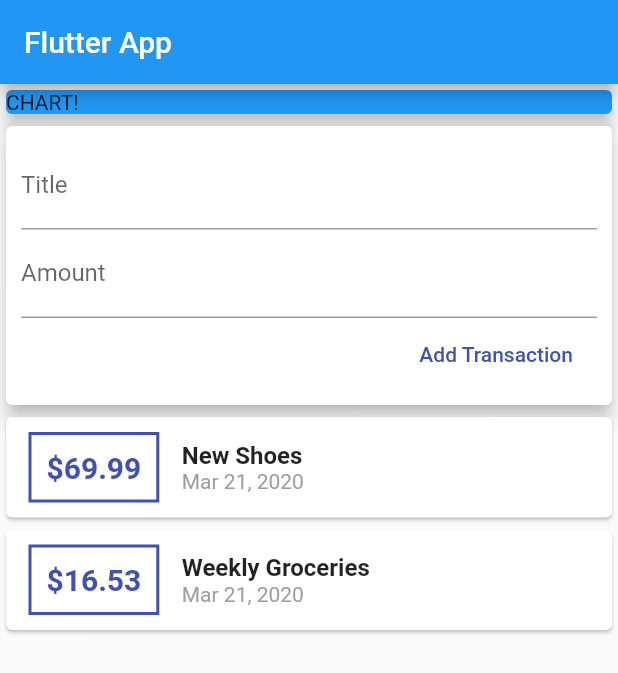
After one commit to aalberti333/personal-expenses, a Flutter app: the screen it shows after launch, on a phone screen of 412 x 824 dp. The commit adds this screen. Shown: the top 673 px of the screen. Run offline on Flutter 3.47's test engine with Material 2 defaults, Android fonts, the phone set to English and light mode, and no system bars.

Commit message:
refactor code to be more modular, make transactions scrollable

```diff
--- /dev/null
+++ b/lib/widgets/new_transaction.dart
@@ -0,0 +1,46 @@
+import 'package:flutter/material.dart';
+
+class NewTransaction extends StatelessWidget {
+  final Function addTx;
+  final titleController = TextEditingController();
+  final amountController = TextEditingController();
+
+  NewTransaction(this.addTx);
+
+  @override
+  Widget build(BuildContext context) {
+    return Card(
+      elevation: 5,
+      child: Container(
+        padding: EdgeInsets.all(10),
+        child: Column(
+          crossAxisAlignment: CrossAxisAlignment.end,
+          children: <Widget>[
+            TextField(
+              decoration: InputDecoration(labelText: 'Title'),
+              controller: titleController,
+              /*onChanged: (val) {
+                        titleInput = val;
+                      },*/
+            ),
+            TextField(
+              decoration: InputDecoration(labelText: 'Amount'),
+              controller: amountController,
+              /*onChanged: (val) {
+                        amountInput = val;
+                      },*/
+            ),
+            FlatButton(
+              child: Text('Add Transaction'),
+              textColor: Colors.indigo,
+              onPressed: () {
+                addTx(
+                    titleController.text, double.parse(amountController.text));
+              },
+            )
+          ],
+        ),
+      ),
+    );
+  }
+}
--- /dev/null
+++ b/lib/widgets/transaction_list.dart
@@ -0,0 +1,55 @@
+import 'package:flutter/material.dart';
+import '../models/transaction.dart';
+import 'package:intl/intl.dart';
+
+class TransactionList extends StatelessWidget {
+  final List<Transaction> transactions;
+
+  TransactionList(this.transactions);
+
+  @override
+  Widget build(BuildContext context) {
+    return Container(
+      height: 300,
+      child: ListView.builder(
+        itemBuilder: (ctx, index) {
+          return Card(
+            child: Row(
+              children: <Widget>[
+                Container(
+                  margin: EdgeInsets.symmetric(
+                    vertical: 10,
+                    horizontal: 15,
+                  ),
+                  decoration: BoxDecoration(
+                    border: Border.all(color: Colors.indigo, width: 2),
+                  ),
+                  padding: EdgeInsets.all(10),
+                  child: Text(
+                    '\$${transactions[index].amount}',
+                    style: TextStyle(
+                      fontWeight: FontWeight.bold,
+                      fontSize: 20,
+                      color: Colors.indigo,
+                    ),
+                  ),
+                ),
+                Column(
+                  crossAxisAlignment: CrossAxisAlignment.start,
+                  children: <Widget>[
+                    Text(transactions[index].title,
+                        style: TextStyle(
+                            fontSize: 16, fontWeight: FontWeight.bold)),
+                    Text(DateFormat.yMMMd().format(transactions[index].date),
+                        style: TextStyle(color: Colors.grey)),
+                  ],
+                )
+              ],
+            ),
+          );
+        },
+        itemCount: transactions.length,
+      ),
+    );
+  }
+}
--- /dev/null
+++ b/lib/widgets/user_transactions.dart
@@ -0,0 +1,49 @@
+import 'package:flutter/material.dart';
+import './transaction_list.dart';
+import './new_transaction.dart';
+import '../models/transaction.dart';
+
+class UserTransactions extends StatefulWidget {
+  @override
+  _UserTransactionsState createState() => _UserTransactionsState();
+}
+
+class _UserTransactionsState extends State<UserTransactions> {
+  final List<Transaction> _userTransactions = [
+    Transaction(
+      id: 't1',
+      title: 'New Shoes',
+      amount: 69.99,
+      date: DateTime.now(),
+    ),
+    Transaction(
+      id: 't2',
+      title: 'Weekly Groceries',
+      amount: 16.53,
+      date: DateTime.now(),
+    )
+  ];
+
+  void _addNewTransaction(String txTitle, double txAmount) {
+    final newTx = Transaction(
+      title: txTitle,
+      amount: txAmount,
+      date: DateTime.now(),
+      id: DateTime.now().toString(),
+    );
+
+    setState(() {
+      _userTransactions.add(newTx);
+    });
+  }
+
+  @override
+  Widget build(BuildContext context) {
+    return Column(
+      children: <Widget>[
+        NewTransaction(_addNewTransaction),
+        TransactionList(_userTransactions)
+      ],
+    );
+  }
+}
```
Also changed, not shown: lib/main.dart (+4 -88 lines), lib/models/transaction.dart (renamed from lib/transaction.dart).
